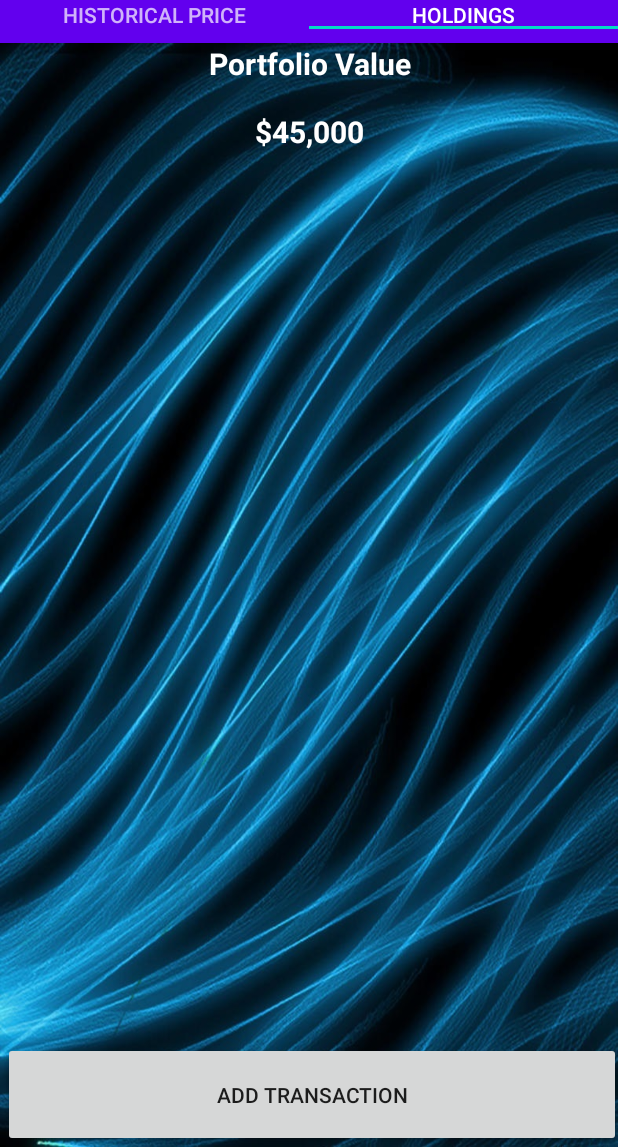
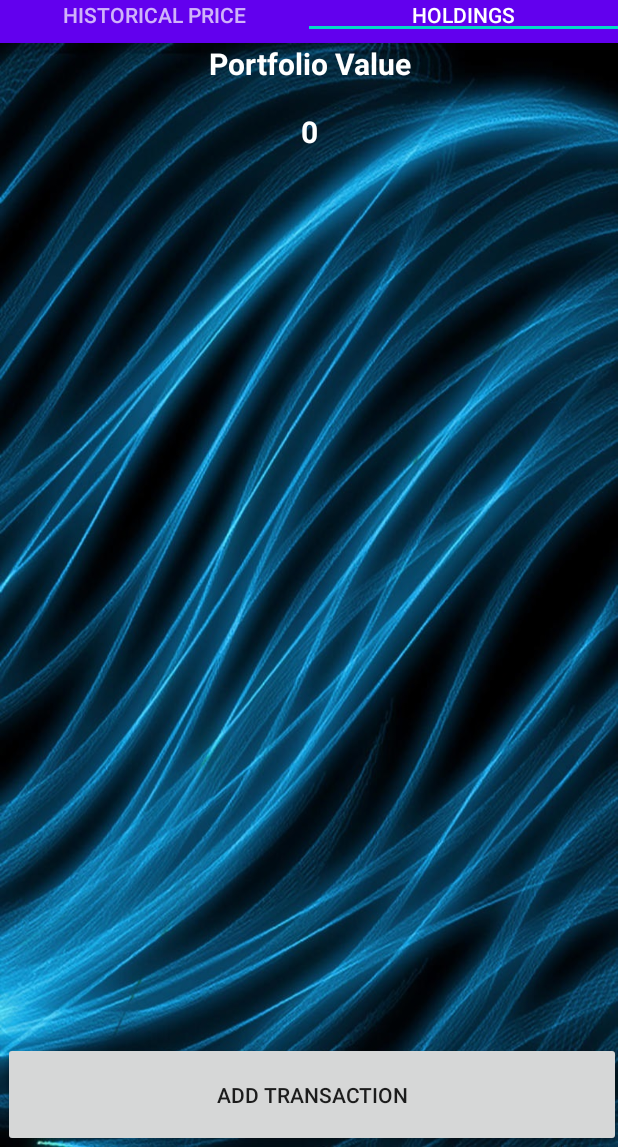
Before and after one commit to AndyEstevez/CryptoApp, an Android app: the Chart_and_HoldingsActivity screen opened directly, with no data from a screen before it, tab 2 chosen, on a phone screen of 412 x 824 dp, the part 89-1236 px from its top. Run offline under Robolectric (Android 15) with nearby library versions, the light colour scheme and no system bars; our stand-ins replace Volley; libraries missing offline, so code that uses them is left out: com.github.mikephil.charting; network calls fail; 3 statements that could not run were skipped.

Commit message:
Updated readme, need to fix portfolio value

```diff
--- a/app/src/main/java/com/example/cryptoapp/Chart_and_HoldingsActivity.java
+++ b/app/src/main/java/com/example/cryptoapp/Chart_and_HoldingsActivity.java
@@ -13,11 +13,15 @@ public class Chart_and_HoldingsActivity extends AppCompatActivity  {
     protected void onCreate(Bundle savedInstanceState) {
         super.onCreate(savedInstanceState);
         setContentView(R.layout.activity_chart_and__holdings);
-        SectionsPagerAdapter sectionsPagerAdapter = new SectionsPagerAdapter(this, getSupportFragmentManager());
+        double price = getIntent().getDoubleExtra("value_of_bitcoin", 0);
+
+        SectionsPagerAdapter sectionsPagerAdapter = new SectionsPagerAdapter(this, getSupportFragmentManager(), price);
         ViewPager viewPager = findViewById(R.id.view_pager);
         viewPager.setAdapter(sectionsPagerAdapter);
         TabLayout tabs = findViewById(R.id.tabs);
         tabs.setupWithViewPager(viewPager);
+
+
     }
 
 
--- a/app/src/main/java/com/example/cryptoapp/ui/main/HoldingsFragment.java
+++ b/app/src/main/java/com/example/cryptoapp/ui/main/HoldingsFragment.java
@@ -6,6 +6,7 @@ import android.view.LayoutInflater;
 import android.view.View;
 import android.view.ViewGroup;
 import android.widget.Button;
+import android.widget.TextView;
 
 
 import androidx.annotation.Nullable;
@@ -17,8 +18,10 @@ import androidx.recyclerview.widget.RecyclerView;
 import com.example.cryptoapp.Buy_SellActivity;
 import com.example.cryptoapp.HoldingsAdapter;
 import com.example.cryptoapp.R;
+import com.example.cryptoapp.RecyclerViewActivity;
 import com.example.cryptoapp.Transaction;
 
+import java.text.DecimalFormat;
 import java.util.ArrayList;
 
 public class HoldingsFragment extends Fragment {
@@ -26,6 +29,10 @@ public class HoldingsFragment extends Fragment {
     private RecyclerView mRecyclerView;
     private RecyclerView.Adapter mAdapter;
     private LinearLayoutManager layoutManager;
+    private TextView portfolio_value;
+    private double getPrice;
+    private double value;
+
     ArrayList<Transaction> transactionArrayList = new ArrayList<>();
     Button btn_add;
     Transaction transaction;
@@ -36,8 +43,8 @@ public class HoldingsFragment extends Fragment {
 
 
 
-    public HoldingsFragment(){
-
+    public HoldingsFragment(double price){
+        getPrice = price;
     }
 
 
@@ -47,6 +54,8 @@ public class HoldingsFragment extends Fragment {
         v = inflater.inflate(R.layout.fragment_holdings, container, false);
 
         btn_add = v.findViewById(R.id.btn_add);
+        portfolio_value = v.findViewById(R.id.tv_value);
+
         btn_add.setOnClickListener(new View.OnClickListener() {
             @Override
             public void onClick(View v) {
@@ -54,6 +63,8 @@ public class HoldingsFragment extends Fragment {
                 startActivityForResult(sendtoMakeTransaction, 1);
             }
         });
+
+
 
         mRecyclerView = v.findViewById(R.id.recyclerview);
         mRecyclerView.setHasFixedSize(true);
@@ -84,8 +95,25 @@ public class HoldingsFragment extends Fragment {
                 date = data.getStringExtra("date");
                 quantity = data.getStringExtra("quantity");
                 price_per_coin = data.getStringExtra("price_per_coin");
-                transaction = new Transaction(image, type, date, quantity, price_per_coin);
+                transaction = new Transaction(image, type, date, quantity+" BTC", price_per_coin);
                 transactionArrayList.add(transaction);
+
+                DecimalFormat changeDecimals = new DecimalFormat("##.00");
+                double old_value = value;
+
+                if(type == "Bought") {
+                    value = Double.parseDouble(quantity) * getPrice;
+
+                    double full_value = old_value + value;
+                    portfolio_value.setText("$" + changeDecimals.format(full_value));
+
+                }
+                else{
+                    value = (Double.parseDouble(quantity) * getPrice);
+
+                    double full_value = old_value - value;
+                    portfolio_value.setText("$" + changeDecimals.format(full_value));
+                }
 
                 mRecyclerView.setHasFixedSize(true);
                 layoutManager = new LinearLayoutManager(getContext());
@@ -99,4 +127,12 @@ public class HoldingsFragment extends Fragment {
         }
     }
 
+//    public double getValue(Transaction transaction){
+//        for(int i = 0; i <  i++){
+//
+//        }
+//
+//
+//    }
+
 }
--- a/app/src/main/java/com/example/cryptoapp/ui/main/SectionsPagerAdapter.java
+++ b/app/src/main/java/com/example/cryptoapp/ui/main/SectionsPagerAdapter.java
@@ -19,10 +19,12 @@ public class SectionsPagerAdapter extends FragmentPagerAdapter {
     @StringRes
     private static final int[] TAB_TITLES = new int[]{(R.string.historical_price), (R.string.holdings)};
     private final Context mContext;
+    private double price;
 
-    public SectionsPagerAdapter(Context context, FragmentManager fm) {
+    public SectionsPagerAdapter(Context context, FragmentManager fm, double priceCoin) {
         super(fm);
         mContext = context;
+        price = priceCoin;
     }
 
 
@@ -38,7 +40,7 @@ public class SectionsPagerAdapter extends FragmentPagerAdapter {
                 fragment = new ChartFragment();
                 break;
             case (1):
-                fragment = new HoldingsFragment();
+                fragment = new HoldingsFragment(price);
                 break;
             default: {
                 fragment = null;
--- a/app/src/main/res/layout/cardview_for_transactions.xml
+++ b/app/src/main/res/layout/cardview_for_transactions.xml
@@ -1,9 +1,11 @@
 <?xml version="1.0" encoding="utf-8"?>
-<LinearLayout xmlns:android="http://schemas.android.com/apk/res/android"
+<androidx.cardview.widget.CardView xmlns:android="http://schemas.android.com/apk/res/android"
     xmlns:app="http://schemas.android.com/apk/res-auto"
     android:layout_width="match_parent"
     android:layout_height="100dp"
+    android:layout_marginTop="8dp"
     android:orientation="vertical"
+    android:padding="8dp"
     app:cardBackgroundColor="#000000">
 
     <RelativeLayout
@@ -69,4 +71,4 @@
     </RelativeLayout>
 
 
-</LinearLayout>
+</androidx.cardview.widget.CardView>
--- a/app/src/main/res/layout/fragment_holdings.xml
+++ b/app/src/main/res/layout/fragment_holdings.xml
@@ -27,7 +27,7 @@
         android:layout_alignParentStart="true"
         android:layout_alignParentTop="true"
         android:layout_marginTop="45dp"
-        android:text="$45,000"
+        android:text="0"
         android:textAlignment="center"
         android:textColor="#FFFFFF"
         android:textSize="20sp"
```
Also changed, not shown: app/src/main/java/com/example/cryptoapp/Buy_SellActivity.java (+4 -3 lines), app/src/main/java/com/example/cryptoapp/RecyclerViewActivity.java (+6 -1 lines), 8 other files.
